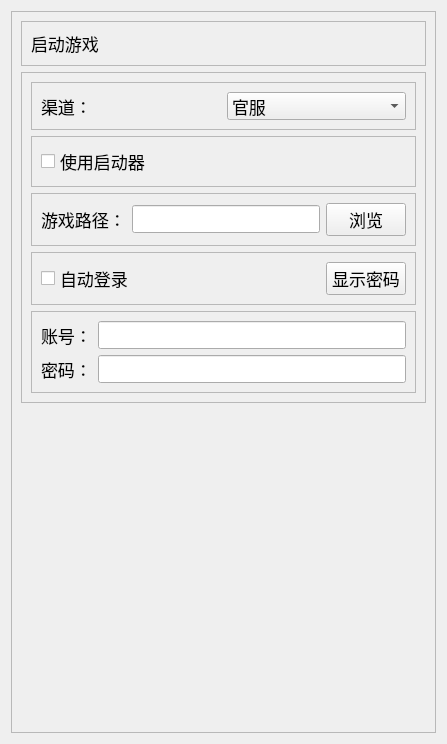
Before: the Qt Designer form res/ui/set_01.ui in Shasnow/StarRailAssistant, drawn with Qt 5.
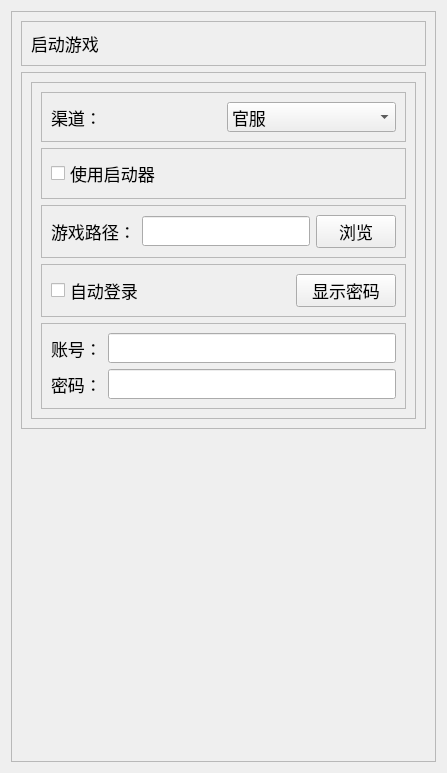
After: the same form once the commit is applied.

```diff
--- a/res/ui/set_01.ui
+++ b/res/ui/set_01.ui
@@ -7,7 +7,7 @@
     <x>0</x>
     <y>0</y>
     <width>447</width>
-    <height>744</height>
+    <height>773</height>
    </rect>
   </property>
   <property name="font">
@@ -61,6 +61,21 @@
        </widget>
       </item>
       <item>
+       <widget class="QScrollArea" name="scrollArea">
+        <property name="widgetResizable">
+         <bool>true</bool>
+        </property>
+        <widget class="QWidget" name="scrollAreaWidgetContents">
+         <property name="geometry">
+          <rect>
+           <x>0</x>
+           <y>0</y>
+           <width>395</width>
+           <height>348</height>
+          </rect>
+         </property>
+         <layout class="QVBoxLayout" name="verticalLayout_3">
+          <item>
        <widget class="QFrame" name="frame_2">
         <property name="frameShape">
          <enum>QFrame::Shape::StyledPanel</enum>
@@ -87,6 +102,12 @@
             </item>
             <item>
              <widget class="QComboBox" name="comboBox2_1">
+                  <property name="minimumSize">
+                   <size>
+                    <width>0</width>
+                    <height>30</height>
+                   </size>
+                  </property>
               <item>
                <property name="text">
                 <string>官服</string>
@@ -113,6 +134,12 @@
            <layout class="QHBoxLayout" name="horizontalLayout_5">
             <item>
              <widget class="QCheckBox" name="checkBox2_4">
+                  <property name="minimumSize">
+                   <size>
+                    <width>0</width>
+                    <height>30</height>
+                   </size>
+                  </property>
               <property name="text">
                <string>使用启动器</string>
               </property>
@@ -138,10 +165,23 @@
              </widget>
             </item>
             <item>
-             <widget class="QLineEdit" name="lineEdit2_2"/>
+                 <widget class="QLineEdit" name="lineEdit2_2">
+                  <property name="minimumSize">
+                   <size>
+                    <width>0</width>
+                    <height>30</height>
+                   </size>
+                  </property>
+                 </widget>
             </item>
             <item>
              <widget class="QPushButton" name="pushButton2_2">
+                  <property name="minimumSize">
+                   <size>
+                    <width>0</width>
+                    <height>30</height>
+                   </size>
+                  </property>
               <property name="text">
                <string>浏览</string>
               </property>
@@ -181,6 +221,12 @@
             </item>
             <item>
              <widget class="QPushButton" name="pushButton2_3">
+                  <property name="minimumSize">
+                   <size>
+                    <width>100</width>
+                    <height>30</height>
+                   </size>
+                  </property>
               <property name="text">
                <string>显示密码</string>
               </property>
@@ -206,7 +252,14 @@
              </widget>
             </item>
             <item row="0" column="1">
-             <widget class="QLineEdit" name="lineEdit2_4_12"/>
+                 <widget class="QLineEdit" name="lineEdit2_4_12">
+                  <property name="minimumSize">
+                   <size>
+                    <width>0</width>
+                    <height>30</height>
+                   </size>
+                  </property>
+                 </widget>
             </item>
             <item row="1" column="0">
              <widget class="QLabel" name="label2_4_21">
@@ -216,12 +269,23 @@
              </widget>
             </item>
             <item row="1" column="1">
-             <widget class="QLineEdit" name="lineEdit2_4_22"/>
+                 <widget class="QLineEdit" name="lineEdit2_4_22">
+                  <property name="minimumSize">
+                   <size>
+                    <width>0</width>
+                    <height>30</height>
+                   </size>
+                  </property>
+                 </widget>
             </item>
            </layout>
           </widget>
          </item>
         </layout>
+           </widget>
+          </item>
+         </layout>
+        </widget>
        </widget>
       </item>
       <item>
@@ -232,7 +296,7 @@
         <property name="sizeHint" stdset="0">
          <size>
           <width>20</width>
-          <height>392</height>
+          <height>100</height>
          </size>
         </property>
        </spacer>
```
Lines whose indentation alone changed are shown as unchanged.
